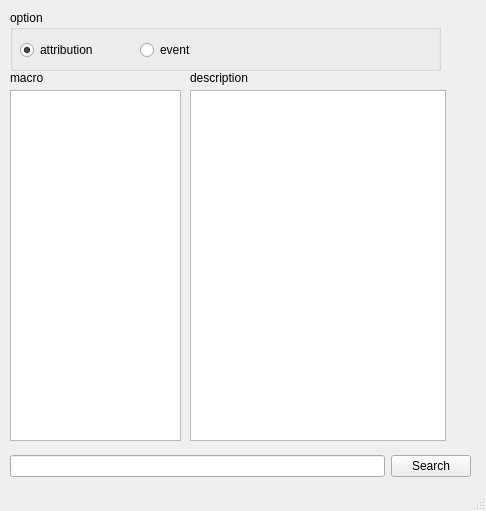
This is macro_list.ui in gwangqq/python_exercise as Qt 5 draws it before an edit. The edited form follows.
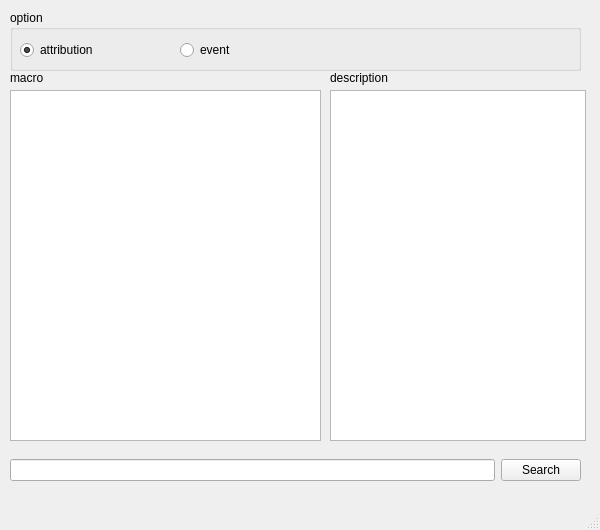
This is the edited form.

```diff
--- a/macro_list.ui
+++ b/macro_list.ui
@@ -6,13 +6,13 @@
    <rect>
     <x>0</x>
     <y>0</y>
-    <width>486</width>
-    <height>511</height>
+    <width>600</width>
+    <height>530</height>
    </rect>
   </property>
   <property name="maximumSize">
    <size>
-    <width>486</width>
+    <width>600</width>
     <height>530</height>
    </size>
   </property>
@@ -25,8 +25,8 @@
      <rect>
       <x>10</x>
       <y>450</y>
-      <width>461</width>
-      <height>33</height>
+      <width>571</width>
+      <height>41</height>
      </rect>
     </property>
     <layout class="QHBoxLayout" name="horizontalLayout">
@@ -45,7 +45,7 @@
    <widget class="QTextBrowser" name="macroDescription">
     <property name="geometry">
      <rect>
-      <x>190</x>
+      <x>330</x>
       <y>90</y>
       <width>256</width>
       <height>351</height>
@@ -71,7 +71,7 @@
    <widget class="QLabel" name="description">
     <property name="geometry">
      <rect>
-      <x>190</x>
+      <x>330</x>
       <y>70</y>
       <width>71</width>
       <height>16</height>
@@ -86,7 +86,7 @@
      <rect>
       <x>10</x>
       <y>90</y>
-      <width>171</width>
+      <width>311</width>
       <height>351</height>
      </rect>
     </property>
@@ -96,7 +96,7 @@
      <rect>
       <x>10</x>
       <y>10</y>
-      <width>431</width>
+      <width>571</width>
       <height>61</height>
      </rect>
     </property>
@@ -122,7 +122,7 @@
     <widget class="QRadioButton" name="radioButton_2">
      <property name="geometry">
       <rect>
-       <x>130</x>
+       <x>170</x>
        <y>30</y>
        <width>100</width>
        <height>20</height>
```
Left out of the diff: 2 changed lines with no effect on the pictures.
